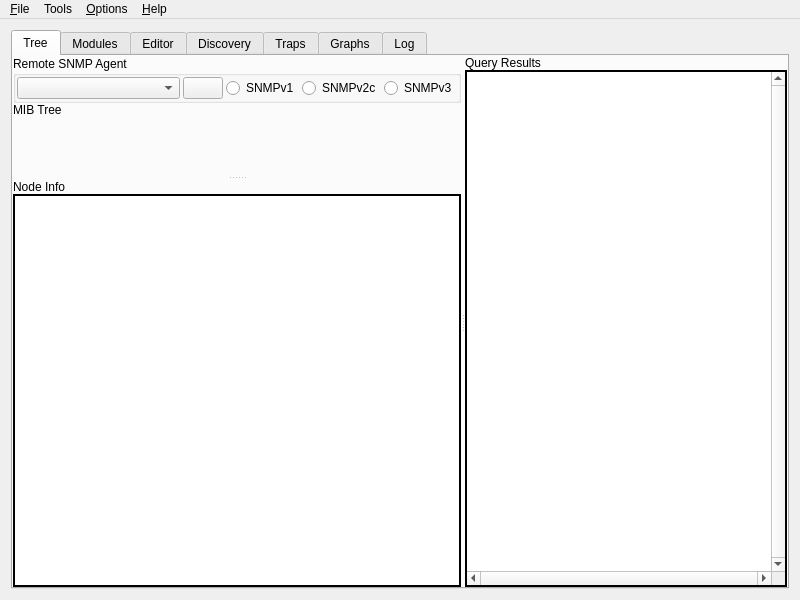
Old version of the form app/mainw.ui in the repository jumoog/snmpb.
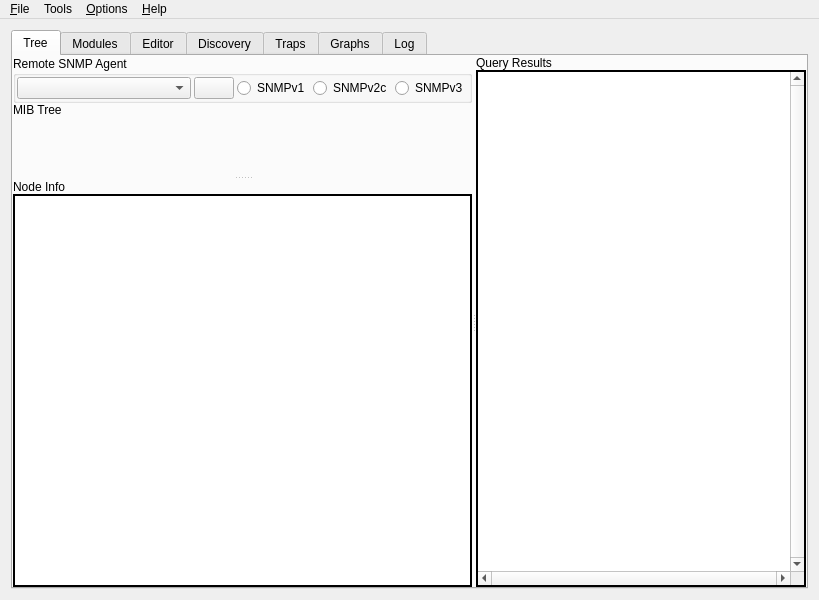
New version of the form. Icons and pictures are not drawn. Custom widgets are drawn as their Qt base class.

The edit to the form file:
```diff
--- a/app/mainw.ui
+++ b/app/mainw.ui
@@ -25,7 +25,7 @@
    <rect>
     <x>0</x>
     <y>0</y>
-    <width>800</width>
+    <width>819</width>
     <height>600</height>
    </rect>
   </property>
@@ -1519,8 +1519,8 @@
     <rect>
      <x>0</x>
      <y>0</y>
-     <width>857</width>
-     <height>21</height>
+     <width>819</width>
+     <height>22</height>
     </rect>
    </property>
    <widget class="QMenu" name="helpMenu">
```
Left out of the diff: 308 changed lines with no effect on the pictures.
